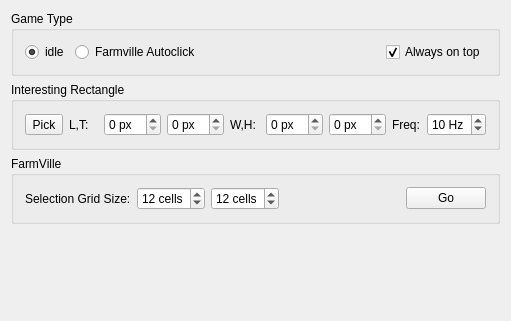
Before: the Qt Designer form AppWidget.ui in enricoros/k-web-automation-villecheat, drawn with Qt 5.
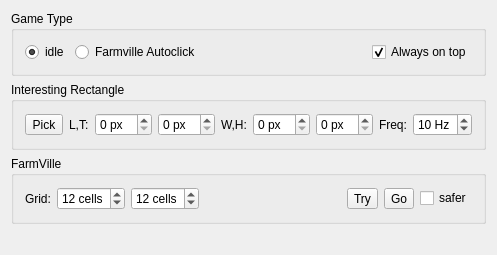
After: the same form once the commit is applied.

Commit message: Small changes: usability, safety (farmville seems to check for 'too precise' movements..), saving.

```diff
--- a/AppWidget.ui
+++ b/AppWidget.ui
@@ -6,8 +6,8 @@
    <rect>
     <x>0</x>
     <y>0</y>
-    <width>511</width>
-    <height>321</height>
+    <width>476</width>
+    <height>233</height>
    </rect>
   </property>
   <property name="windowTitle">
@@ -140,7 +140,7 @@
          <string> Hz</string>
         </property>
         <property name="minimum">
-         <number>2</number>
+         <number>1</number>
         </property>
         <property name="maximum">
          <number>40</number>
@@ -172,23 +172,7 @@
       <item row="0" column="0">
        <widget class="QLabel" name="xOffsetLabel_2">
         <property name="text">
-         <string>Selection Grid Size:</string>
-        </property>
-       </widget>
-      </item>
-      <item row="0" column="1">
-       <widget class="QSpinBox" name="fvCellsX">
-        <property name="suffix">
-         <string> cells</string>
-        </property>
-        <property name="minimum">
-         <number>1</number>
-        </property>
-        <property name="maximum">
-         <number>48</number>
-        </property>
-        <property name="value">
-         <number>12</number>
+         <string>Grid:</string>
         </property>
        </widget>
       </item>
@@ -208,7 +192,7 @@
         </property>
        </widget>
       </item>
-      <item row="0" column="3">
+      <item row="0" column="4">
        <spacer name="horizontalSpacer">
         <property name="orientation">
          <enum>Qt::Horizontal</enum>
@@ -221,8 +205,41 @@
         </property>
        </spacer>
       </item>
-      <item row="0" column="4">
-       <widget class="QPushButton" name="goButton">
+      <item row="0" column="3">
+       <widget class="QSpinBox" name="fvCellsX">
+        <property name="suffix">
+         <string> cells</string>
+        </property>
+        <property name="minimum">
+         <number>1</number>
+        </property>
+        <property name="maximum">
+         <number>48</number>
+        </property>
+        <property name="value">
+         <number>12</number>
+        </property>
+       </widget>
+      </item>
+      <item row="0" column="8">
+       <widget class="QCheckBox" name="saferBox">
+        <property name="text">
+         <string>safer</string>
+        </property>
+       </widget>
+      </item>
+      <item row="0" column="6">
+       <widget class="QToolButton" name="tryButton">
+        <property name="text">
+         <string>Try</string>
+        </property>
+        <property name="checkable">
+         <bool>true</bool>
+        </property>
+       </widget>
+      </item>
+      <item row="0" column="7">
+       <widget class="QToolButton" name="goButton">
         <property name="text">
          <string>Go</string>
         </property>
```
The commit also changes 2 other files.
